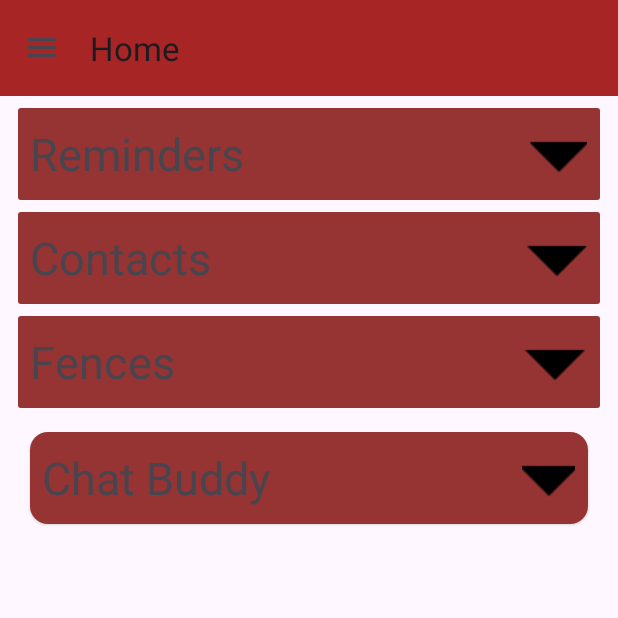
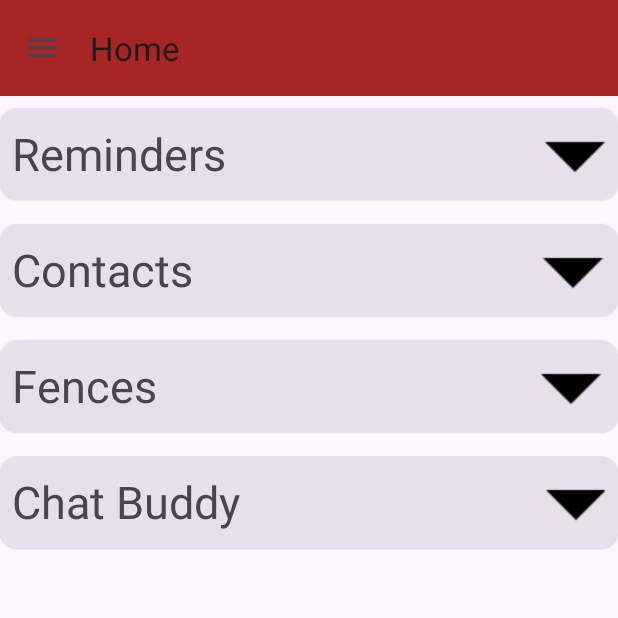
Before and after one commit to Seranie/MindCare, an Android app: the fragment GuideDocs placed in its activity, on a phone screen of 412 x 824 dp, the top half of it. Run offline under Robolectric (Android 15) with nearby library versions, the phone set to English and light mode, and no system bars; our stand-ins replace navigation-ui; 2 statements that could not run were skipped.

Commit message:
Implement styling on guide docs cards

```diff
--- a/app/src/main/res/layout/guide_docs_card_chatbuddy.xml
+++ b/app/src/main/res/layout/guide_docs_card_chatbuddy.xml
@@ -3,9 +3,6 @@
     xmlns:app="http://schemas.android.com/apk/res-auto"
     android:layout_width="match_parent"
     android:layout_height="wrap_content"
-    android:layout_marginHorizontal="12dp"
-    android:layout_marginTop="8dp"
-    android:layout_marginBottom="8dp"
     android:orientation="vertical">
 
     <com.google.android.material.card.MaterialCardView
@@ -13,7 +10,7 @@
         style="?attr/materialCardViewElevatedStyle"
         android:layout_width="match_parent"
         android:layout_height="match_parent"
-        android:layout_margin="@dimen/guide_tab_card_margin">
+        android:layout_marginVertical="@dimen/guide_tab_card_margin">
 
 
         <LinearLayout
@@ -25,7 +22,7 @@
                 android:id="@+id/guide_docs_title_layout"
                 android:layout_width="match_parent"
                 android:layout_height="match_parent"
-                android:background="#963434"
+                android:background="?attr/colorSurfaceVariant"
                 android:clickable="true"
                 android:foreground="?android:attr/selectableItemBackground"
                 android:orientation="horizontal"
@@ -72,6 +69,8 @@
                     android:id="@+id/imageView22"
                     android:layout_width="match_parent"
                     android:layout_height="wrap_content"
+                    android:layout_marginVertical="@dimen/guide_tab_image_margin"
+                    android:adjustViewBounds="true"
                     app:srcCompat="@drawable/chat_buddy_home_page" />
 
                 <TextView
@@ -84,12 +83,16 @@
                     android:id="@+id/imageView24"
                     android:layout_width="match_parent"
                     android:layout_height="wrap_content"
+                    android:layout_marginVertical="@dimen/guide_tab_image_margin"
+                    android:adjustViewBounds="true"
                     app:srcCompat="@drawable/edit_avatar_option" />
 
                 <ImageView
                     android:id="@+id/imageView25"
                     android:layout_width="match_parent"
                     android:layout_height="wrap_content"
+                    android:layout_marginVertical="@dimen/guide_tab_image_margin"
+                    android:adjustViewBounds="true"
                     app:srcCompat="@drawable/edit_avatar" />
 
                 <TextView
@@ -101,6 +104,8 @@
                     android:id="@+id/imageView26"
                     android:layout_width="match_parent"
                     android:layout_height="wrap_content"
+                    android:layout_marginVertical="@dimen/guide_tab_image_margin"
+                    android:adjustViewBounds="true"
                     app:srcCompat="@drawable/reset_chat_option" />
             </LinearLayout>
         </LinearLayout>
--- a/app/src/main/res/layout/guide_docs_card_contacts.xml
+++ b/app/src/main/res/layout/guide_docs_card_contacts.xml
@@ -3,15 +3,14 @@
     xmlns:app="http://schemas.android.com/apk/res-auto"
     android:layout_width="match_parent"
     android:layout_height="wrap_content"
-    android:layout_marginHorizontal="12dp"
-    android:layout_marginTop="8dp"
     android:orientation="vertical">
 
-    <androidx.cardview.widget.CardView
+    <com.google.android.material.card.MaterialCardView
         android:id="@+id/guide_docs_card_view"
+        style="?attr/materialCardViewElevatedStyle"
         android:layout_width="match_parent"
         android:layout_height="match_parent"
-        app:cardElevation="4dp">
+        android:layout_marginVertical="@dimen/guide_tab_card_margin">
 
         <LinearLayout
             android:layout_width="match_parent"
@@ -22,7 +21,7 @@
                 android:id="@+id/guide_docs_title_layout"
                 android:layout_width="match_parent"
                 android:layout_height="match_parent"
-                android:background="#963434"
+                android:background="?attr/colorSurfaceVariant"
                 android:clickable="true"
                 android:foreground="?android:attr/selectableItemBackground"
                 android:orientation="horizontal"
@@ -69,6 +68,8 @@
                     android:id="@+id/imageView8"
                     android:layout_width="match_parent"
                     android:layout_height="wrap_content"
+                    android:layout_marginVertical="@dimen/guide_tab_image_margin"
+                    android:adjustViewBounds="true"
                     app:srcCompat="@drawable/contacts" />
 
                 <TextView
@@ -81,6 +82,8 @@
                     android:id="@+id/imageView9"
                     android:layout_width="match_parent"
                     android:layout_height="wrap_content"
+                    android:layout_marginVertical="@dimen/guide_tab_image_margin"
+                    android:adjustViewBounds="true"
                     app:srcCompat="@drawable/choose_photo" />
 
                 <TextView
@@ -93,6 +96,8 @@
                     android:id="@+id/imageView10"
                     android:layout_width="match_parent"
                     android:layout_height="wrap_content"
+                    android:layout_marginVertical="@dimen/guide_tab_image_margin"
+                    android:adjustViewBounds="true"
                     app:srcCompat="@drawable/enter_name_and_phone_number" />
 
                 <TextView
@@ -105,15 +110,19 @@
                     android:id="@+id/imageView11"
                     android:layout_width="match_parent"
                     android:layout_height="wrap_content"
+                    android:layout_marginVertical="@dimen/guide_tab_image_margin"
+                    android:adjustViewBounds="true"
                     app:srcCompat="@drawable/edit_contacts1" />
 
                 <ImageView
                     android:id="@+id/imageView12"
                     android:layout_width="match_parent"
                     android:layout_height="wrap_content"
+                    android:layout_marginVertical="@dimen/guide_tab_image_margin"
+                    android:adjustViewBounds="true"
                     app:srcCompat="@drawable/edit_contacts2" />
             </LinearLayout>
         </LinearLayout>
 
-    </androidx.cardview.widget.CardView>
+    </com.google.android.material.card.MaterialCardView>
 </LinearLayout>
--- a/app/src/main/res/layout/guide_docs_card_fences.xml
+++ b/app/src/main/res/layout/guide_docs_card_fences.xml
@@ -3,15 +3,14 @@
     xmlns:app="http://schemas.android.com/apk/res-auto"
     android:layout_width="match_parent"
     android:layout_height="wrap_content"
-    android:layout_marginHorizontal="12dp"
-    android:layout_marginTop="8dp"
     android:orientation="vertical">
 
-    <androidx.cardview.widget.CardView
+    <com.google.android.material.card.MaterialCardView
         android:id="@+id/guide_docs_card_view"
+        style="?attr/materialCardViewElevatedStyle"
         android:layout_width="match_parent"
         android:layout_height="match_parent"
-        app:cardElevation="4dp">
+        android:layout_marginVertical="@dimen/guide_tab_card_margin">
 
         <LinearLayout
             android:layout_width="match_parent"
@@ -22,7 +21,7 @@
                 android:id="@+id/guide_docs_title_layout"
                 android:layout_width="match_parent"
                 android:layout_height="match_parent"
-                android:background="#963434"
+                android:background="?attr/colorSurfaceVariant"
                 android:clickable="true"
                 android:foreground="?android:attr/selectableItemBackground"
                 android:orientation="horizontal"
@@ -69,6 +68,7 @@
                     android:id="@+id/imageView13"
                     android:layout_width="match_parent"
                     android:layout_height="wrap_content"
+                    android:layout_marginVertical="@dimen/guide_tab_image_margin"
                     app:srcCompat="@drawable/fences_home" />
 
                 <TextView
@@ -81,6 +81,7 @@
                     android:id="@+id/imageView14"
                     android:layout_width="match_parent"
                     android:layout_height="wrap_content"
+                    android:layout_marginVertical="@dimen/guide_tab_image_margin"
                     app:srcCompat="@drawable/link_account_option" />
 
                 <TextView
@@ -93,6 +94,7 @@
                     android:id="@+id/imageView15"
                     android:layout_width="match_parent"
                     android:layout_height="wrap_content"
+                    android:layout_marginVertical="@dimen/guide_tab_image_margin"
                     app:srcCompat="@drawable/link_account" />
 
                 <TextView
@@ -105,6 +107,7 @@
                     android:id="@+id/imageView16"
                     android:layout_width="match_parent"
                     android:layout_height="wrap_content"
+                    android:layout_marginVertical="@dimen/guide_tab_image_margin"
                     app:srcCompat="@drawable/uid" />
 
                 <TextView
@@ -117,12 +120,14 @@
                     android:id="@+id/imageView17"
                     android:layout_width="match_parent"
                     android:layout_height="wrap_content"
+                    android:layout_marginVertical="@dimen/guide_tab_image_margin"
                     app:srcCompat="@drawable/alerts_option" />
 
                 <ImageView
                     android:id="@+id/imageView18"
                     android:layout_width="match_parent"
                     android:layout_height="wrap_content"
+                    android:layout_marginVertical="@dimen/guide_tab_image_margin"
                     app:srcCompat="@drawable/invitation" />
 
                 <TextView
@@ -135,6 +140,7 @@
                     android:id="@+id/imageView19"
                     android:layout_width="match_parent"
                     android:layout_height="wrap_content"
+                    android:layout_marginVertical="@dimen/guide_tab_image_margin"
                     app:srcCompat="@drawable/invitation_request" />
 
                 <TextView
@@ -147,6 +153,7 @@
                     android:id="@+id/imageView20"
                     android:layout_width="match_parent"
                     android:layout_height="wrap_content"
+                    android:layout_marginVertical="@dimen/guide_tab_image_margin"
                     app:srcCompat="@drawable/edit_fence" />
 
                 <TextView
@@ -159,16 +166,18 @@
                     android:id="@+id/imageView21"
                     android:layout_width="match_parent"
                     android:layout_height="wrap_content"
+                    android:layout_marginVertical="@dimen/guide_tab_image_margin"
                     app:srcCompat="@drawable/manage_fences_option" />
 
                 <ImageView
                     android:id="@+id/imageView23"
                     android:layout_width="match_parent"
                     android:layout_height="wrap_content"
+                    android:layout_marginVertical="@dimen/guide_tab_image_margin"
                     app:srcCompat="@drawable/manage_fences" />
 
             </LinearLayout>
         </LinearLayout>
 
-    </androidx.cardview.widget.CardView>
+    </com.google.android.material.card.MaterialCardView>
 </LinearLayout>
--- a/app/src/main/res/layout/guide_docs_card_reminders.xml
+++ b/app/src/main/res/layout/guide_docs_card_reminders.xml
@@ -3,15 +3,14 @@
     xmlns:app="http://schemas.android.com/apk/res-auto"
     android:layout_width="match_parent"
     android:layout_height="wrap_content"
-    android:layout_marginHorizontal="12dp"
-    android:layout_marginTop="8dp"
     android:orientation="vertical">
 
-    <androidx.cardview.widget.CardView
+    <com.google.android.material.card.MaterialCardView
         android:id="@+id/guide_docs_card_view"
+        style="?attr/materialCardViewElevatedStyle"
         android:layout_width="match_parent"
         android:layout_height="match_parent"
-        app:cardElevation="4dp">
+        android:layout_marginVertical="@dimen/guide_tab_card_margin">
 
         <LinearLayout
             android:layout_width="match_parent"
@@ -22,7 +21,7 @@
                 android:id="@+id/guide_docs_title_layout"
                 android:layout_width="match_parent"
                 android:layout_height="match_parent"
-                android:background="#963434"
+                android:background="?attr/colorSurfaceVariant"
                 android:clickable="true"
                 android:foreground="?android:attr/selectableItemBackground"
                 android:orientation="horizontal"
@@ -75,6 +74,8 @@
                     android:id="@+id/imageView"
                     android:layout_width="match_parent"
                     android:layout_height="wrap_content"
+                    android:layout_marginVertical="@dimen/guide_tab_image_margin"
+                    android:adjustViewBounds="true"
                     android:src="@drawable/home_page" />
 
                 <TextView
@@ -87,6 +88,8 @@
                     android:id="@+id/imageView4"
                     android:layout_width="match_parent"
                     android:layout_height="wrap_content"
+                    android:layout_marginVertical="@dimen/guide_tab_image_margin"
+                    android:adjustViewBounds="true"
                     app:srcCompat="@drawable/choose_group" />
 
                 <TextView
@@ -99,6 +102,8 @@
                     android:id="@+id/imageView2"
                     android:layout_width="match_parent"
                     android:layout_height="wrap_content"
+                    android:layout_marginVertical="@dimen/guide_tab_image_margin"
+                    android:adjustViewBounds="true"
                     app:srcCompat="@drawable/title" />
 
                 <TextView
@@ -111,6 +116,8 @@
                     android:id="@+id/imageView3"
                     android:layout_width="match_parent"
                     android:layout_height="wrap_content"
+                    android:layout_marginVertical="@dimen/guide_tab_image_margin"
+                    android:adjustViewBounds="true"
                     app:srcCompat="@drawable/schedule" />
 
                 <TextView
@@ -123,6 +130,8 @@
                     android:id="@+id/imageView5"
                     android:layout_width="match_parent"
                     android:layout_height="wrap_content"
+                    android:layout_marginVertical="@dimen/guide_tab_image_margin"
+                    android:adjustViewBounds="true"
                     app:srcCompat="@drawable/reminders" />
 
                 <TextView
@@ -135,6 +144,8 @@
                     android:id="@+id/imageView6"
                     android:layout_width="match_parent"
                     android:layout_height="wrap_content"
+                    android:layout_marginVertical="@dimen/guide_tab_image_margin"
+                    android:adjustViewBounds="true"
                     app:srcCompat="@drawable/repeat" />
 
                 <TextView
@@ -147,10 +158,12 @@
                     android:id="@+id/imageView7"
                     android:layout_width="match_parent"
                     android:layout_height="wrap_content"
+                    android:layout_marginVertical="@dimen/guide_tab_image_margin"
+                    android:adjustViewBounds="true"
                     app:srcCompat="@drawable/ringtone" />
 
             </LinearLayout>
         </LinearLayout>
 
-    </androidx.cardview.widget.CardView>
+    </com.google.android.material.card.MaterialCardView>
 </LinearLayout>
--- a/app/src/main/res/values/colors.xml
+++ b/app/src/main/res/values/colors.xml
@@ -2,4 +2,5 @@
 <resources>
     <color name="black">#FF000000</color>
     <color name="white">#FFFFFFFF</color>
+
 </resources>
--- a/app/src/main/res/values/dimens.xml
+++ b/app/src/main/res/values/dimens.xml
@@ -1,6 +1,5 @@
 <?xml version="1.0" encoding="utf-8"?>
 <resources>
-    <dimen name="guide_tab_card_radius">12dp</dimen>
-    <dimen name="guide_tab_card_elevation"></dimen>
+    <dimen name="guide_tab_image_margin">8dp</dimen>
     <dimen name="guide_tab_card_margin">8dp</dimen>
 </resources>
```
